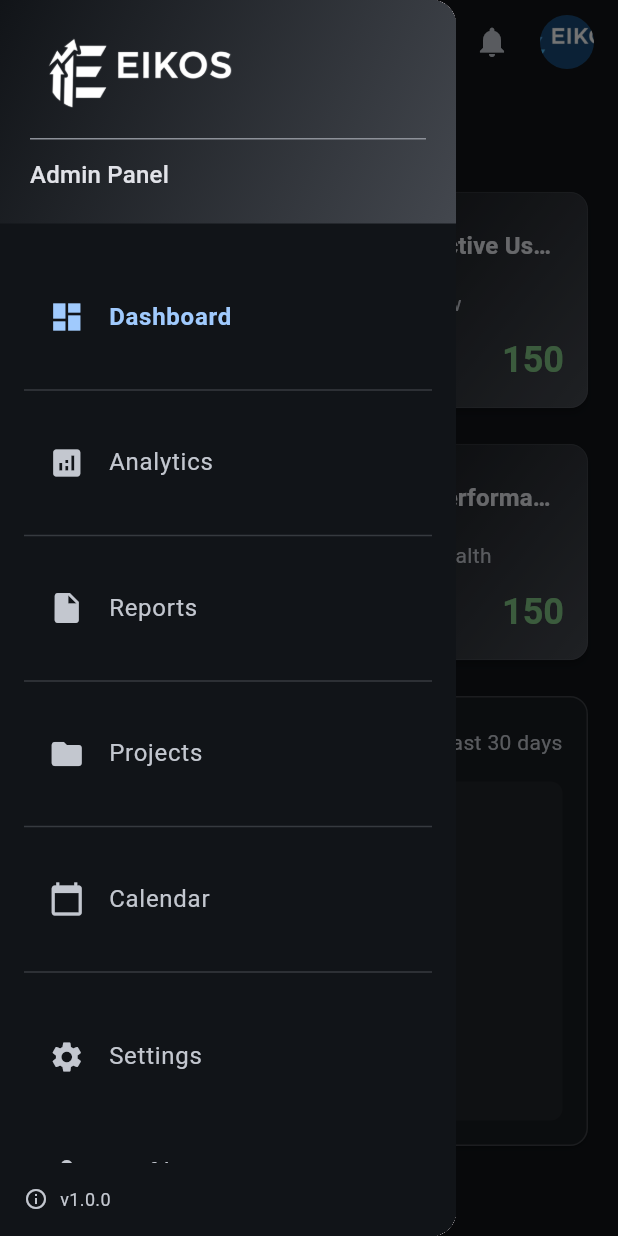
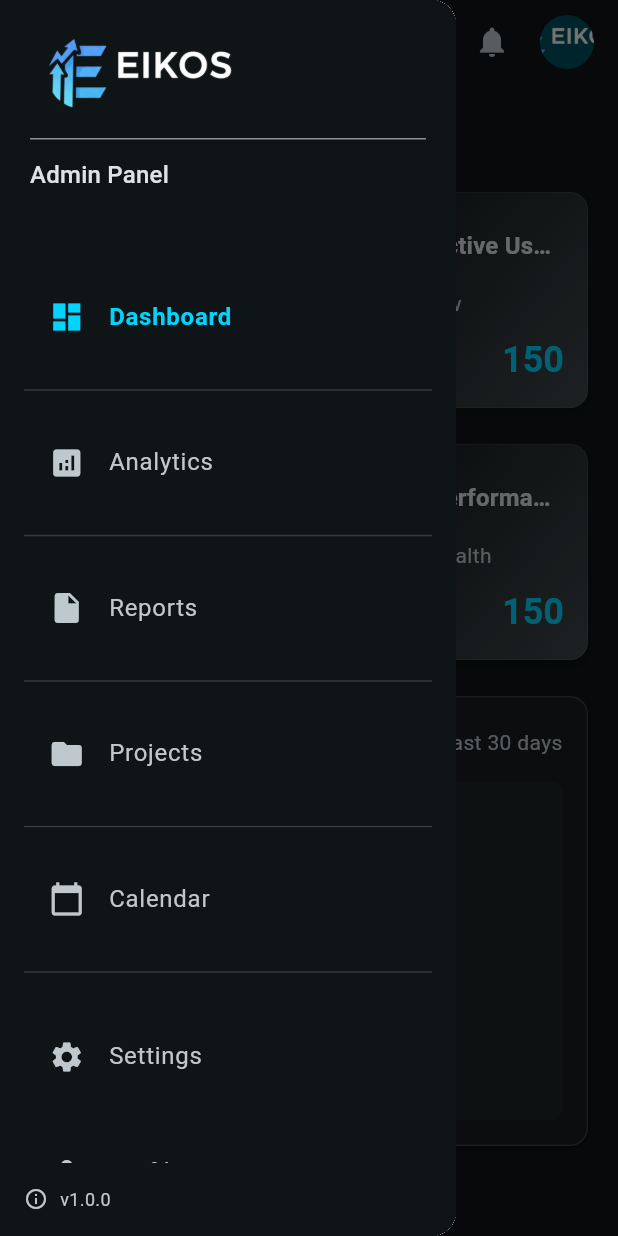
Before and after one commit to pablogeokar/flutter-dashboard-ui, a Flutter app: the screen it shows after launch, with the side drawer open, on a phone screen of 412 x 824 dp. Run offline on Flutter 3.47's test engine with Material 3 defaults, Android fonts, the phone set to English and light mode, and no system bars.

Commit message:
criando o theme.dart

```diff
--- a/lib/main.dart
+++ b/lib/main.dart
@@ -1,4 +1,5 @@
 import 'package:flutter/material.dart';
+import 'theme.dart';
 
 void main() {
   runApp(const MainApp());
@@ -14,7 +15,7 @@ class MainApp extends StatelessWidget {
       theme: ThemeData(
         useMaterial3: true,
         colorScheme: ColorScheme.fromSeed(
-          seedColor: Colors.blue,
+          seedColor: AppTheme.primary, // Your primary color from theme file
           brightness: Brightness.dark, // Material 3 dark theme
         ),
         // Additional Material 3 styling
@@ -77,9 +78,7 @@ class _DashboardPageState extends State<DashboardPage> {
                   ),
                 ),
                 // Main content area
-                Expanded(
-                  child: _buildMainContent(),
-                ),
+                Expanded(child: _buildMainContent()),
               ],
             ),
           );
@@ -141,10 +140,7 @@ class _DashboardPageState extends State<DashboardPage> {
         surfaceTintColor: Colors.transparent,
         shadowColor: Colors.transparent,
         actions: [
-          IconButton(
-            icon: const Icon(Icons.notifications),
-            onPressed: () {},
-          ),
+          IconButton(icon: const Icon(Icons.notifications), onPressed: () {}),
           const SizedBox(width: 8),
           Container(
             margin: const EdgeInsets.only(right: 16),
@@ -175,9 +171,7 @@ class _DashboardPageState extends State<DashboardPage> {
     // Placeholder content - will replace with actual dashboard cards
     return Padding(
       padding: const EdgeInsets.all(16.0),
-      child: ResponsiveDashboard(
-        selectedIndex: _selectedIndex,
-      ),
+      child: ResponsiveDashboard(selectedIndex: _selectedIndex),
     );
   }
 }
@@ -195,49 +189,27 @@ class ResponsiveDrawer extends StatelessWidget {
   @override
   Widget build(BuildContext context) {
     final List<DrawerItem> items = [
-      const DrawerItem(
-        title: 'Dashboard',
-        icon: Icons.dashboard,
-        index: 0,
-      ),
-      const DrawerItem(
-        title: 'Analytics',
-        icon: Icons.analytics,
-        index: 1,
-      ),
+      const DrawerItem(title: 'Dashboard', icon: Icons.dashboard, index: 0),
+      const DrawerItem(title: 'Analytics', icon: Icons.analytics, index: 1),
       const DrawerItem(
         title: 'Reports',
         icon: Icons.insert_drive_file,
         index: 2,
       ),
-      const DrawerItem(
-        title: 'Projects',
-        icon: Icons.folder,
-        index: 3,
-      ),
-      const DrawerItem(
-        title: 'Calendar',
-        icon: Icons.calendar_today,
-        index: 4,
-      ),
+      const DrawerItem(title: 'Projects', icon: Icons.folder, index: 3),
+      const DrawerItem(title: 'Calendar', icon: Icons.calendar_today, index: 4),
     ];
 
     final List<DrawerItem> bottomItems = [
-      const DrawerItem(
-        title: 'Settings',
-        icon: Icons.settings,
-        index: 5,
-      ),
-      const DrawerItem(
-        title: 'Profile',
-        icon: Icons.person,
-        index: 6,
-      ),
+      const DrawerItem(title: 'Settings', icon: Icons.settings, index: 5),
+      const DrawerItem(title: 'Profile', icon: Icons.person, index: 6),
     ];
 
     return Drawer(
       child: Container(
-        color: Theme.of(context).colorScheme.surface, // Dark background for drawer
+        color: Theme.of(
+          context,
+        ).colorScheme.surface, // Dark background for drawer
         child: Column(
           crossAxisAlignment: CrossAxisAlignment.stretch,
           children: [
@@ -245,14 +217,9 @@ class ResponsiveDrawer extends StatelessWidget {
             Container(
               padding: const EdgeInsets.all(20.0),
               decoration: BoxDecoration(
-                gradient: LinearGradient(
-                  begin: Alignment.topLeft,
-                  end: Alignment.bottomRight,
-                  colors: [
-                    Theme.of(context).colorScheme.surface,
-                    Theme.of(context).colorScheme.surfaceVariant,
-                  ],
-                ),
+                color: Theme.of(
+                  context,
+                ).colorScheme.surface, // Match sidebar background
               ),
               child: Column(
                 crossAxisAlignment: CrossAxisAlignment.start,
@@ -267,7 +234,7 @@ class ResponsiveDrawer extends StatelessWidget {
                     child: Image.asset(
                       'assets/eikos.png',
                       fit: BoxFit.contain,
-                      color: Colors.white, // To enhance the white text visibility
+                      // Remove color property to show logo in original colors
                     ),
                   ),
                   const SizedBox(height: 12),
@@ -280,8 +247,8 @@ class ResponsiveDrawer extends StatelessWidget {
                   Text(
                     'Admin Panel',
                     style: Theme.of(context).textTheme.titleMedium?.copyWith(
-                          color: Theme.of(context).colorScheme.onSurface,
-                        ),
+                      color: Theme.of(context).colorScheme.onSurface,
+                    ),
                   ),
                 ],
               ),
@@ -304,7 +271,9 @@ class ResponsiveDrawer extends StatelessWidget {
                   return Container(
                     padding: const EdgeInsets.symmetric(vertical: 2.0),
                     child: Divider(
-                      color: Theme.of(context).colorScheme.outline.withOpacity(0.3),
+                      color: Theme.of(
+                        context,
+                      ).colorScheme.outline.withOpacity(0.3),
                     ),
                   );
                 },
@@ -352,7 +321,7 @@ class ResponsiveDrawer extends StatelessWidget {
     );
   }
 
-  Widget _buildDrawerItem(BuildContext context, DrawerItem item) {
+    Widget _buildDrawerItem(BuildContext context, DrawerItem item) {
     return Container(
       margin: const EdgeInsets.symmetric(vertical: 2.0),
       decoration: BoxDecoration(
@@ -362,7 +331,7 @@ class ResponsiveDrawer extends StatelessWidget {
         leading: Icon(
           item.icon,
           color: currentIndex == item.index
-              ? Theme.of(context).colorScheme.primary
+              ? AppTheme.primary // Your primary color from theme file
               : Theme.of(context).colorScheme.onSurfaceVariant,
         ),
         title: Text(
@@ -372,20 +341,17 @@ class ResponsiveDrawer extends StatelessWidget {
                 ? FontWeight.w600
                 : FontWeight.normal,
             color: currentIndex == item.index
-                ? Theme.of(context).colorScheme.primary
+                ? AppTheme.primary // Your primary color from theme file
                 : Theme.of(context).colorScheme.onSurfaceVariant,
           ),
         ),
         selected: currentIndex == item.index,
-        selectedTileColor: Theme.of(context)
-            .colorScheme
-            .primary
-            .withOpacity(0.15),
+        selectedTileColor: AppTheme.primary.withOpacity(0.15), // Your primary color
         shape: RoundedRectangleBorder(
           borderRadius: BorderRadius.circular(10),
           side: BorderSide(
             color: currentIndex == item.index
-                ? Theme.of(context).colorScheme.primary.withOpacity(0.5)
+                ? AppTheme.primary.withOpacity(0.5) // Your primary color
                 : Colors.transparent,
             width: 0.5,
           ),
@@ -412,10 +378,7 @@ class DrawerItem {
 class ResponsiveDashboard extends StatelessWidget {
   final int selectedIndex;
 
-  const ResponsiveDashboard({
-    super.key,
-    required this.selectedIndex,
-  });
+  const ResponsiveDashboard({super.key, required this.selectedIndex});
 
   @override
   Widget build(BuildContext context) {
@@ -511,19 +474,24 @@ class ResponsiveDashboard extends StatelessWidget {
                   crossAxisAlignment: CrossAxisAlignment.start,
                   children: [
                     Row(
-                      mainAxisAlignment: MainAxisAlignment.spaceBetween,
                       children: [
-                        Text(
-                          'Revenue Overview',
-                          style: Theme.of(context).textTheme.titleLarge?.copyWith(
-                                fontWeight: FontWeight.w600,
-                              ),
+                        Expanded(
+                          child: Text(
+                            'Revenue Overview',
+                            style: Theme.of(context).textTheme.titleLarge
+                                ?.copyWith(fontWeight: FontWeight.w600),
+                            overflow: TextOverflow.ellipsis,
+                          ),
                         ),
                         Text(
                           'Last 30 days',
-                          style: Theme.of(context).textTheme.bodyMedium?.copyWith(
-                                color: Theme.of(context).colorScheme.onSurfaceVariant,
+                          style: Theme.of(context).textTheme.bodyMedium
+                              ?.copyWith(
+                                color: Theme.of(
+                                  context,
+                                ).colorScheme.onSurfaceVariant,
                               ),
+                          overflow: TextOverflow.ellipsis,
                         ),
                       ],
                     ),
@@ -532,7 +500,9 @@ class ResponsiveDashboard extends StatelessWidget {
                       child: Container(
                         decoration: BoxDecoration(
                           borderRadius: BorderRadius.circular(8),
-                          color: Theme.of(context).colorScheme.surfaceVariant.withOpacity(0.2),
+                          color: Theme.of(
+                            context,
+                          ).colorScheme.surfaceVariant.withOpacity(0.2),
                         ),
                         child: const Center(
                           child: Text(
@@ -832,20 +802,8 @@ class DashboardCard extends StatelessWidget {
 
     int cardIndex = getIndex();
 
-    // Define different colors for different cards based on their index
-    final cardColors = [
-      Colors.blue.shade300,
-      Colors.green.shade300,
-      Colors.orange.shade300,
-      Colors.purple.shade300,
-      Colors.red.shade300,
-      Colors.teal.shade300,
-      Colors.indigo.shade300,
-      Colors.pink.shade300,
-    ];
-
-    final colorIndex = cardIndex % cardColors.length;
-    final cardColor = cardColors[colorIndex];
+    // Use your primary color from theme file
+    final primaryColor = AppTheme.primary;
 
     return Card(
       elevation: 2,
@@ -880,12 +838,12 @@ class DashboardCard extends StatelessWidget {
                   Container(
                     padding: const EdgeInsets.all(8),
                     decoration: BoxDecoration(
-                      color: cardColor.withOpacity(0.2),
+                      color: primaryColor.withOpacity(0.2),
                       borderRadius: BorderRadius.circular(12),
                     ),
                     child: Icon(
                       icon,
-                      color: cardColor,
+                      color: primaryColor,
                       size: 24,
                     ),
                   ),
@@ -916,8 +874,9 @@ class DashboardCard extends StatelessWidget {
                   '${(cardIndex * 100 + 50).toStringAsFixed(0)}',
                   style: Theme.of(context).textTheme.headlineSmall?.copyWith(
                         fontWeight: FontWeight.w700,
-                        color: cardColor,
+                        color: primaryColor,
                       ),
+                  overflow: TextOverflow.ellipsis,
                 ),
               ),
             ],
--- /dev/null
+++ b/lib/theme.dart
@@ -0,0 +1,7 @@
+import 'package:flutter/material.dart';
+
+class AppTheme {
+  // Cores principais
+  static const Color primary = Color(0xFF00D4FF);
+  static const Color secondary = Color(0xFFC6C6C6);
+}
```
